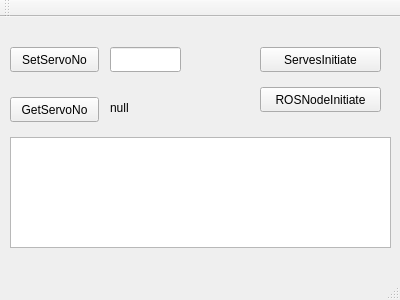
The window that IRSGUI/mainwindow.ui (yhlmaybe/Intelligent-Robot-System) describes before a commit, drawn with Qt 5.
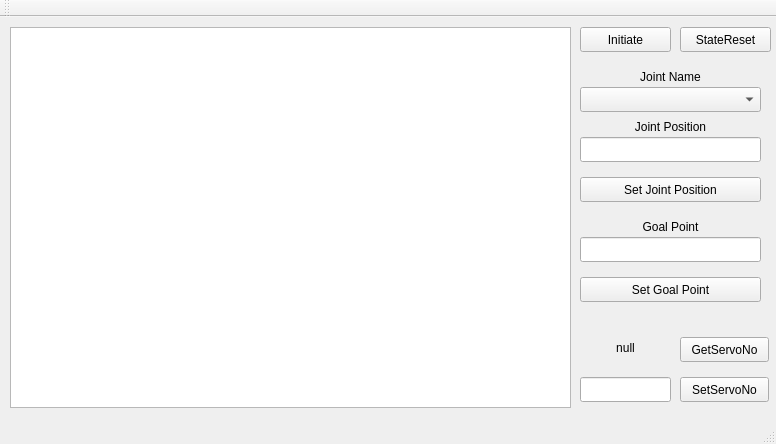
The same window after the commit.

Patch:
```diff
--- a/IRSGUI/mainwindow.ui
+++ b/IRSGUI/mainwindow.ui
@@ -6,8 +6,8 @@
    <rect>
     <x>0</x>
     <y>0</y>
-    <width>400</width>
-    <height>300</height>
+    <width>776</width>
+    <height>444</height>
    </rect>
   </property>
   <property name="windowTitle">
@@ -17,8 +17,8 @@
    <widget class="QPushButton" name="SetServoNo_Button">
     <property name="geometry">
      <rect>
-      <x>10</x>
-      <y>30</y>
+      <x>680</x>
+      <y>360</y>
       <width>89</width>
       <height>25</height>
      </rect>
@@ -30,22 +30,28 @@
    <widget class="QLabel" name="ServoNo_Lable">
     <property name="geometry">
      <rect>
-      <x>110</x>
-      <y>80</y>
-      <width>71</width>
+      <x>580</x>
+      <y>320</y>
+      <width>91</width>
       <height>21</height>
      </rect>
     </property>
+    <property name="layoutDirection">
+     <enum>Qt::LeftToRight</enum>
+    </property>
     <property name="text">
      <string>null</string>
     </property>
+    <property name="alignment">
+     <set>Qt::AlignCenter</set>
+    </property>
    </widget>
    <widget class="QLineEdit" name="ServoNo_LineEdit">
     <property name="geometry">
      <rect>
-      <x>110</x>
-      <y>30</y>
-      <width>71</width>
+      <x>580</x>
+      <y>360</y>
+      <width>91</width>
       <height>25</height>
      </rect>
     </property>
@@ -53,23 +59,23 @@
    <widget class="QPushButton" name="ROSNodeInitiate_Button">
     <property name="geometry">
      <rect>
-      <x>260</x>
-      <y>70</y>
-      <width>121</width>
+      <x>680</x>
+      <y>10</y>
+      <width>91</width>
       <height>25</height>
      </rect>
     </property>
     <property name="text">
-     <string>ROSNodeInitiate</string>
+     <string>StateReset</string>
     </property>
    </widget>
    <widget class="QPlainTextEdit" name="MessageText">
     <property name="geometry">
      <rect>
       <x>10</x>
-      <y>120</y>
-      <width>381</width>
-      <height>111</height>
+      <y>10</y>
+      <width>561</width>
+      <height>381</height>
      </rect>
     </property>
     <property name="readOnly">
@@ -79,8 +85,8 @@
    <widget class="QPushButton" name="GetServoNo_Button">
     <property name="geometry">
      <rect>
-      <x>10</x>
-      <y>80</y>
+      <x>680</x>
+      <y>320</y>
       <width>89</width>
       <height>25</height>
      </rect>
@@ -92,14 +98,118 @@
    <widget class="QPushButton" name="ServesInitiate_Button">
     <property name="geometry">
      <rect>
-      <x>260</x>
-      <y>30</y>
-      <width>121</width>
+      <x>580</x>
+      <y>10</y>
+      <width>91</width>
       <height>25</height>
      </rect>
     </property>
     <property name="text">
-     <string>ServesInitiate</string>
+     <string>Initiate</string>
+    </property>
+   </widget>
+   <widget class="QComboBox" name="jointName_comboBox">
+    <property name="geometry">
+     <rect>
+      <x>580</x>
+      <y>70</y>
+      <width>181</width>
+      <height>25</height>
+     </rect>
+    </property>
+   </widget>
+   <widget class="QLabel" name="jointName_label">
+    <property name="geometry">
+     <rect>
+      <x>580</x>
+      <y>50</y>
+      <width>181</width>
+      <height>20</height>
+     </rect>
+    </property>
+    <property name="text">
+     <string>Joint Name</string>
+    </property>
+    <property name="alignment">
+     <set>Qt::AlignCenter</set>
+    </property>
+   </widget>
+   <widget class="QPushButton" name="setJointPosition_Button">
+    <property name="geometry">
+     <rect>
+      <x>580</x>
+      <y>160</y>
+      <width>181</width>
+      <height>25</height>
+     </rect>
+    </property>
+    <property name="text">
+     <string>Set Joint Position</string>
+    </property>
+   </widget>
+   <widget class="QLabel" name="jointPosition_label">
+    <property name="geometry">
+     <rect>
+      <x>580</x>
+      <y>100</y>
+      <width>181</width>
+      <height>20</height>
+     </rect>
+    </property>
+    <property name="text">
+     <string>Joint Position</string>
+    </property>
+    <property name="alignment">
+     <set>Qt::AlignCenter</set>
+    </property>
+   </widget>
+   <widget class="QLineEdit" name="jointPosition_lineEdit">
+    <property name="geometry">
+     <rect>
+      <x>580</x>
+      <y>120</y>
+      <width>181</width>
+      <height>25</height>
+     </rect>
+    </property>
+   </widget>
+   <widget class="QPushButton" name="setGoalPoint_Button">
+    <property name="geometry">
+     <rect>
+      <x>580</x>
+      <y>260</y>
+      <width>181</width>
+      <height>25</height>
+     </rect>
+    </property>
+    <property name="text">
+     <string>Set Goal Point</string>
+    </property>
+   </widget>
+   <widget class="QLabel" name="goalPoint_label">
+    <property name="geometry">
+     <rect>
+      <x>580</x>
+      <y>200</y>
+      <width>181</width>
+      <height>20</height>
+     </rect>
+    </property>
+    <property name="text">
+     <string>Goal Point</string>
+    </property>
+    <property name="alignment">
+     <set>Qt::AlignCenter</set>
+    </property>
+   </widget>
+   <widget class="QLineEdit" name="goalPoint_lineEdit">
+    <property name="geometry">
+     <rect>
+      <x>580</x>
+      <y>220</y>
+      <width>181</width>
+      <height>25</height>
+     </rect>
     </property>
    </widget>
   </widget>
```
Left out of the diff: 6 changed lines with no effect on the pictures.
